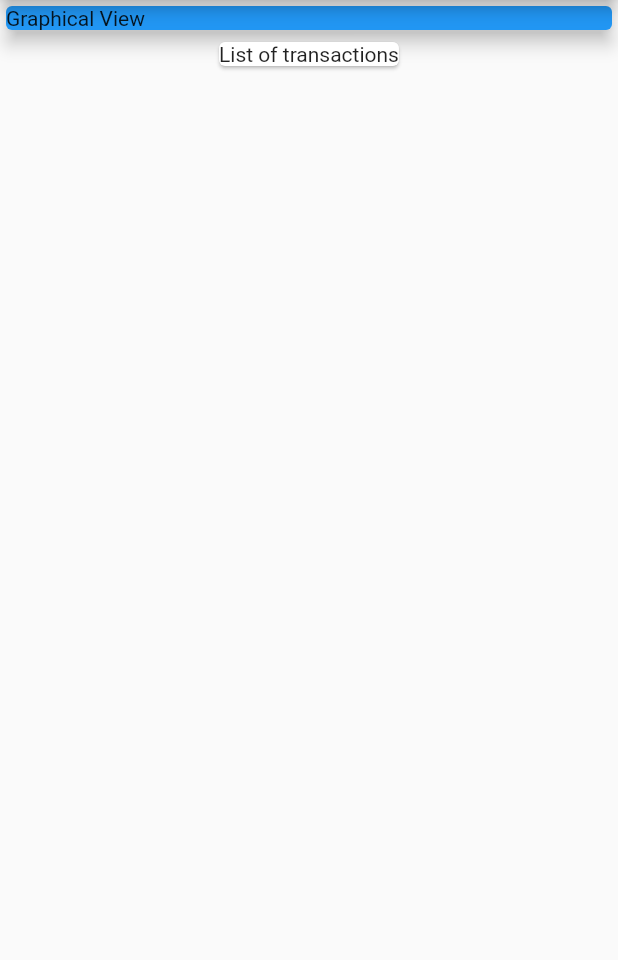
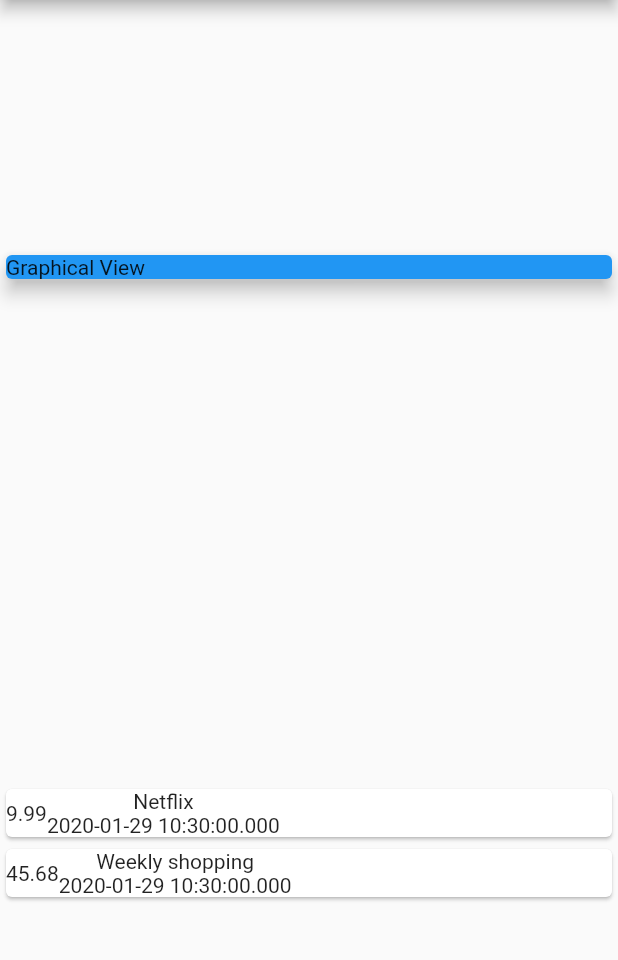
Before and after one commit to jmohandas/expenseapp, a Flutter app: the screen it shows after launch, on a phone screen of 412 x 824 dp, the part 84-1044 px from its top. Run offline on Flutter 3.47's test engine with Material 2 defaults, Android fonts, the phone set to English and light mode, and no system bars.

Commit message:
Added some sample transactions and displayed it on screen

```diff
--- a/lib/main.dart
+++ b/lib/main.dart
@@ -1,8 +1,25 @@
 import 'package:flutter/material.dart';
+
+import './transaction.dart';
 
 void main() => runApp(ExpenseApp());
 
 class ExpenseApp extends StatelessWidget {
+  final List<Transaction> transactions = [
+    Transaction(
+      id: 't1',
+      title: 'Netflix',
+      cost: 9.99,
+      time: DateTime.now(),
+    ),
+    Transaction(
+      id: 't2',
+      title: 'Weekly shopping',
+      cost: 45.68,
+      time: DateTime.now(),
+    ),
+  ];
+
   @override
   Widget build(BuildContext context) {
     return MaterialApp(
@@ -11,21 +28,37 @@ class ExpenseApp extends StatelessWidget {
         title: Text('Expense Tracker'),
       ),
       body: Column(
+        mainAxisAlignment: MainAxisAlignment.spaceAround,
+        crossAxisAlignment: CrossAxisAlignment.stretch,
         children: <Widget>[
           Container(
             width: double.infinity,
             child: Card(
                 child: Text('Graphical View'),
                 elevation: 5,
-                color: Colors.blue
+                color: Colors.blue),
           ),
+          Column(
+            children: transactions.map((tx) {
+              return Card(
+                child: Row(
+                  children: <Widget>[
+                    Container(
+                      child: Text(tx.cost.toString()),
                     ),
-            Card(
-              child: Text('List of transactions'),
+                    Column(
+                      children: <Widget>[
+                        Text(tx.title),
+                        Text(tx.time.toString()),
+                      ],
+                    )
+                  ],
+                ),
+              );
+            }).toList(),
           ),
         ],
       ),
-      )
-    );
+    ));
   }
 }
--- /dev/null
+++ b/lib/transaction.dart
@@ -0,0 +1,15 @@
+import 'package:flutter/foundation.dart';
+
+class Transaction {
+  String id;
+  String title;
+  double cost;
+  DateTime time;
+
+  Transaction({
+    @required this.id,
+    @required this.title,
+    @required this.cost,
+    @required this.time,
+  });
+}
```
Lines whose indentation alone changed are shown as unchanged.
